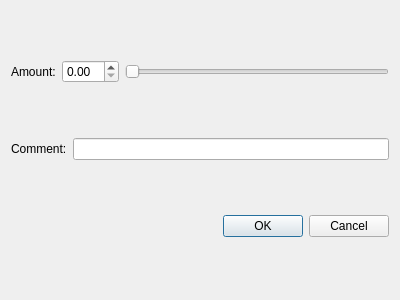
First picture: the form in removegolddialog.ui, repository EmreBilal98/Saving_Organizator, before the edit.
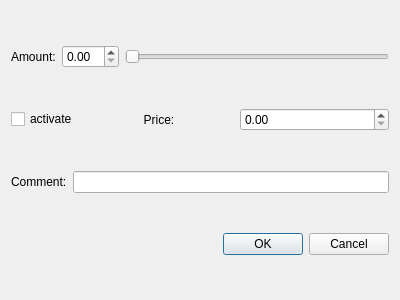
Second picture: the form after the edit.

What changed in the file:
```diff
--- a/removegolddialog.ui
+++ b/removegolddialog.ui
@@ -35,6 +35,37 @@
      </item>
     </layout>
    </item>
+   <item>
+    <layout class="QHBoxLayout" name="horizontalLayout_3" stretch="1,5,5">
+     <item>
+      <widget class="QCheckBox" name="chk_activate">
+       <property name="text">
+        <string>activate</string>
+       </property>
+      </widget>
+     </item>
+     <item>
+      <widget class="QLabel" name="label_3">
+       <property name="text">
+        <string>Price:</string>
+       </property>
+       <property name="alignment">
+        <set>Qt::AlignmentFlag::AlignCenter</set>
+       </property>
+      </widget>
+     </item>
+     <item>
+      <widget class="QDoubleSpinBox" name="price_spinBox">
+       <property name="maximum">
+        <double>10000000.000000000000000</double>
+       </property>
+       <property name="singleStep">
+        <double>10.000000000000000</double>
+       </property>
+      </widget>
+     </item>
+    </layout>
+   </item>
    <item>
     <layout class="QHBoxLayout" name="horizontalLayout_2">
      <item>
```
